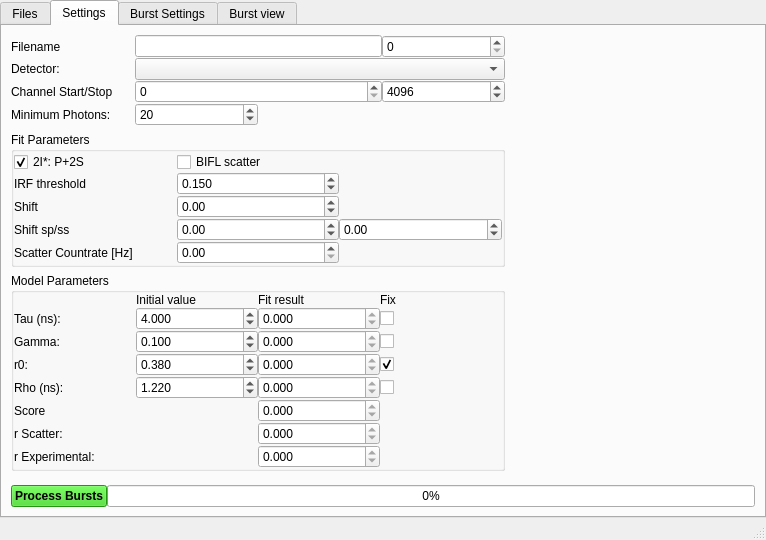
This is chisurf/plugins/burst_mle_analysis/wizard.ui in Fluorescence-Tools/chisurf as Qt 5 draws it before an edit. The edited form follows.
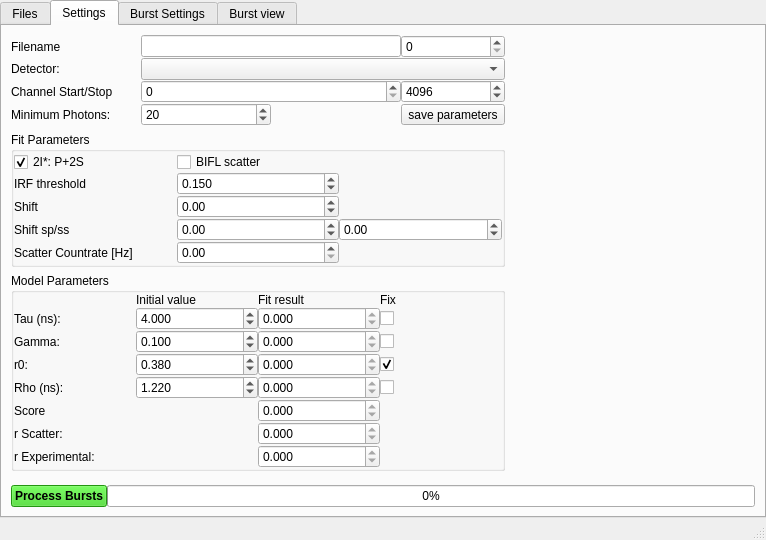
This is the edited form. The open tabs and pages were chosen to show the change.

Commit message: Add "Save Fit" functionality to Burst MLE Analysis

What changed in the file:
```diff
--- a/chisurf/plugins/burst_mle_analysis/wizard.ui
+++ b/chisurf/plugins/burst_mle_analysis/wizard.ui
@@ -940,6 +940,13 @@
             </property>
            </widget>
           </item>
+          <item row="3" column="3">
+           <widget class="QToolButton" name="toolButton_save_fit">
+            <property name="text">
+             <string>save parameters</string>
+            </property>
+           </widget>
+          </item>
          </layout>
         </item>
         <item row="4" column="0">
```
The commit also changes 1 other file.
